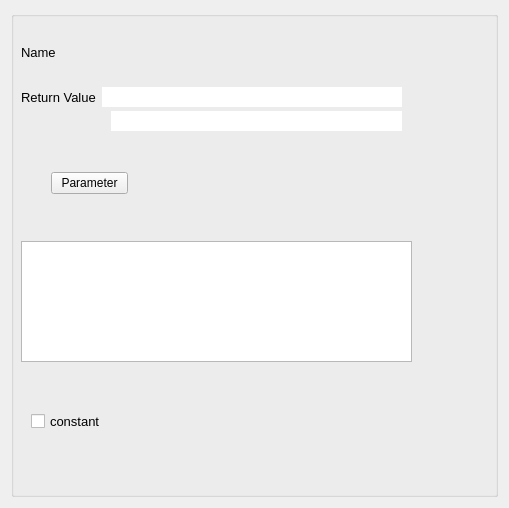
The window that Sources/Gui/functionwidged.ui (dreinstein/Codegenerator-Cplusplus) describes before a commit, drawn with Qt 5.
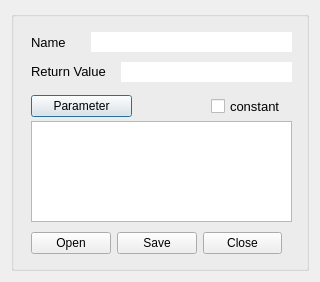
The same window after the commit.

Commit message: gui attributes and functions

```diff
--- a/Sources/Gui/functionwidged.ui
+++ b/Sources/Gui/functionwidged.ui
@@ -6,8 +6,8 @@
    <rect>
     <x>0</x>
     <y>0</y>
-    <width>509</width>
-    <height>508</height>
+    <width>320</width>
+    <height>282</height>
    </rect>
   </property>
   <property name="windowTitle">
@@ -22,46 +22,18 @@
      <widget class="QWidget" name="widget" native="true">
       <property name="geometry">
        <rect>
-        <x>0</x>
-        <y>30</y>
-        <width>391</width>
-        <height>118</height>
+        <x>10</x>
+        <y>20</y>
+        <width>281</width>
+        <height>191</height>
        </rect>
       </property>
-      <widget class="QLineEdit" name="edit_FunctionName">
-       <property name="enabled">
-        <bool>true</bool>
-       </property>
-       <property name="geometry">
-        <rect>
-         <x>100</x>
-         <y>70</y>
-         <width>340</width>
-         <height>20</height>
-        </rect>
-       </property>
-       <property name="minimumSize">
-        <size>
-         <width>340</width>
-         <height>0</height>
-        </size>
-       </property>
-       <property name="toolTip">
-        <string>&lt;html&gt;&lt;head/&gt;&lt;body&gt;&lt;p&gt;give in name&lt;/p&gt;&lt;/body&gt;&lt;/html&gt;</string>
-       </property>
-       <property name="maxLength">
-        <number>32769</number>
-       </property>
-       <property name="frame">
-        <bool>false</bool>
-       </property>
-      </widget>
       <widget class="QWidget" name="layoutWidget">
        <property name="geometry">
         <rect>
          <x>10</x>
          <y>0</y>
-         <width>381</width>
+         <width>51</width>
          <height>22</height>
         </rect>
        </property>
@@ -84,9 +56,9 @@
        <property name="geometry">
         <rect>
          <x>10</x>
-         <y>45</y>
-         <width>381</width>
-         <height>22</height>
+         <y>30</y>
+         <width>81</width>
+         <height>21</height>
         </rect>
        </property>
        <layout class="QHBoxLayout" name="horizontalLayout_3">
@@ -102,14 +74,70 @@
           </property>
          </widget>
         </item>
+       </layout>
+      </widget>
+      <widget class="QWidget" name="layoutWidget">
+       <property name="geometry">
+        <rect>
+         <x>10</x>
+         <y>60</y>
+         <width>101</width>
+         <height>31</height>
+        </rect>
+       </property>
+       <layout class="QHBoxLayout" name="horizontalLayout_4">
+        <item>
+         <widget class="QPushButton" name="pushButton_SetParameter">
+          <property name="cursor">
+           <cursorShape>ArrowCursor</cursorShape>
+          </property>
+          <property name="text">
+           <string>Parameter</string>
+          </property>
+         </widget>
+        </item>
+       </layout>
+      </widget>
+      <widget class="QWidget" name="verticalLayoutWidget">
+       <property name="geometry">
+        <rect>
+         <x>70</x>
+         <y>0</y>
+         <width>201</width>
+         <height>22</height>
+        </rect>
+       </property>
+       <layout class="QVBoxLayout" name="verticalLayout">
+        <item>
+         <widget class="QLineEdit" name="edit_FunctionName">
+          <property name="enabled">
+           <bool>true</bool>
+          </property>
+          <property name="toolTip">
+           <string>&lt;html&gt;&lt;head/&gt;&lt;body&gt;&lt;p&gt;give in name&lt;/p&gt;&lt;/body&gt;&lt;/html&gt;</string>
+          </property>
+          <property name="maxLength">
+           <number>32769</number>
+          </property>
+          <property name="frame">
+           <bool>false</bool>
+          </property>
+         </widget>
+        </item>
+       </layout>
+      </widget>
+      <widget class="QWidget" name="verticalLayoutWidget_2">
+       <property name="geometry">
+        <rect>
+         <x>100</x>
+         <y>30</y>
+         <width>171</width>
+         <height>22</height>
+        </rect>
+       </property>
+       <layout class="QVBoxLayout" name="verticalLayout_2">
         <item>
          <widget class="QLineEdit" name="edit_FunctionReturnValue">
-          <property name="minimumSize">
-           <size>
-            <width>299</width>
-            <height>0</height>
-           </size>
-          </property>
           <property name="toolTip">
            <string>&lt;html&gt;&lt;head/&gt;&lt;body&gt;&lt;p&gt;give in name&lt;/p&gt;&lt;/body&gt;&lt;/html&gt;</string>
           </property>
@@ -120,96 +148,106 @@
         </item>
        </layout>
       </widget>
-      <zorder>layoutWidget</zorder>
-      <zorder>layoutWidget</zorder>
-      <zorder>edit_FunctionName</zorder>
-     </widget>
-     <widget class="QWidget" name="widget_2" native="true">
-      <property name="geometry">
-       <rect>
-        <x>10</x>
-        <y>230</y>
-        <width>391</width>
-        <height>271</height>
-       </rect>
-      </property>
-      <widget class="QCheckBox" name="checkBox_FunctionConstant">
+      <widget class="QWidget" name="formLayoutWidget">
        <property name="geometry">
         <rect>
          <x>10</x>
-         <y>170</y>
-         <width>373</width>
-         <height>20</height>
+         <y>90</y>
+         <width>261</width>
+         <height>101</height>
         </rect>
        </property>
-       <property name="font">
-        <font>
-         <pointsize>10</pointsize>
-        </font>
-       </property>
-       <property name="text">
-        <string>constant</string>
-       </property>
+       <layout class="QFormLayout" name="formLayout">
+        <item row="0" column="0" colspan="2">
+         <widget class="QListWidget" name="functionListWidget">
+          <property name="enabled">
+           <bool>true</bool>
+          </property>
+         </widget>
+        </item>
+       </layout>
       </widget>
-      <widget class="QWidget" name="layoutWidget">
+      <widget class="QWidget" name="verticalLayoutWidget_3">
        <property name="geometry">
         <rect>
-         <x>10</x>
-         <y>290</y>
-         <width>371</width>
-         <height>25</height>
+         <x>190</x>
+         <y>60</y>
+         <width>81</width>
+         <height>31</height>
         </rect>
        </property>
-       <layout class="QHBoxLayout" name="horizontalLayout">
+       <layout class="QVBoxLayout" name="verticalLayout_3">
         <item>
-         <widget class="QPushButton" name="Close_Button">
-          <property name="text">
-           <string>Close</string>
+         <widget class="QCheckBox" name="checkBox_FunctionConstant">
+          <property name="font">
+           <font>
+            <pointsize>10</pointsize>
+           </font>
           </property>
-         </widget>
-        </item>
-        <item>
-         <widget class="QPushButton" name="Save_Button">
           <property name="text">
-           <string>Save</string>
+           <string>constant</string>
           </property>
          </widget>
         </item>
        </layout>
       </widget>
-      <widget class="QListWidget" name="functionListWidget">
-       <property name="geometry">
-        <rect>
-         <x>0</x>
-         <y>0</y>
-         <width>391</width>
-         <height>121</height>
-        </rect>
-       </property>
-      </widget>
      </widget>
-     <widget class="QWidget" name="layoutWidget">
+     <widget class="QWidget" name="layoutWidget_2">
       <property name="geometry">
        <rect>
-        <x>40</x>
-        <y>160</y>
-        <width>77</width>
+        <x>20</x>
+        <y>220</y>
+        <width>251</width>
         <height>25</height>
        </rect>
       </property>
-      <layout class="QHBoxLayout" name="horizontalLayout_4">
+      <layout class="QHBoxLayout" name="horizontalLayout_5">
        <item>
-        <widget class="QPushButton" name="pushButton_SetParameter">
-         <property name="cursor">
-          <cursorShape>ArrowCursor</cursorShape>
+        <widget class="QPushButton" name="pushButton_Open">
+         <property name="contextMenuPolicy">
+          <enum>Qt::NoContextMenu</enum>
          </property>
          <property name="text">
-          <string>Parameter</string>
+          <string>Open</string>
          </property>
         </widget>
        </item>
+       <item>
+        <widget class="QPushButton" name="pushButton_Save">
+         <property name="text">
+          <string>Save</string>
+         </property>
+        </widget>
+       </item>
+       <item>
+        <widget class="QPushButton" name="pushButton__Close">
+         <property name="text">
+          <string>Close</string>
+         </property>
+        </widget>
+       </item>
+       <item>
+        <spacer name="horizontalSpacer">
+         <property name="orientation">
+          <enum>Qt::Horizontal</enum>
+         </property>
+         <property name="sizeType">
+          <enum>QSizePolicy::Fixed</enum>
+         </property>
+         <property name="sizeHint" stdset="0">
+          <size>
+           <width>0</width>
+           <height>0</height>
+          </size>
+         </property>
+        </spacer>
+       </item>
       </layout>
      </widget>
+     <zorder>widget</zorder>
+     <zorder>layoutWidget_2</zorder>
+     <zorder>edit_FunctionName</zorder>
+     <zorder>edit_FunctionName</zorder>
     </widget>
    </item>
   </layout>
```
The commit also changes 23 other files.
